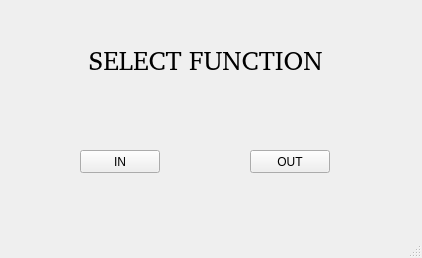
First picture: the form in app/main.ui, repository tuyen1601/lpr_app, before the edit.
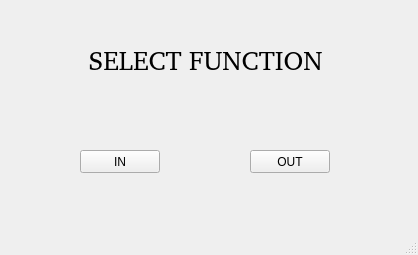
Second picture: the form after the edit.

What changed in the file:
```diff
--- a/app/main.ui
+++ b/app/main.ui
@@ -6,8 +6,8 @@
    <rect>
     <x>0</x>
     <y>0</y>
-    <width>422</width>
-    <height>258</height>
+    <width>418</width>
+    <height>255</height>
    </rect>
   </property>
   <property name="windowTitle">
```
Left out of the diff: 2 changed lines with no effect on the pictures.
